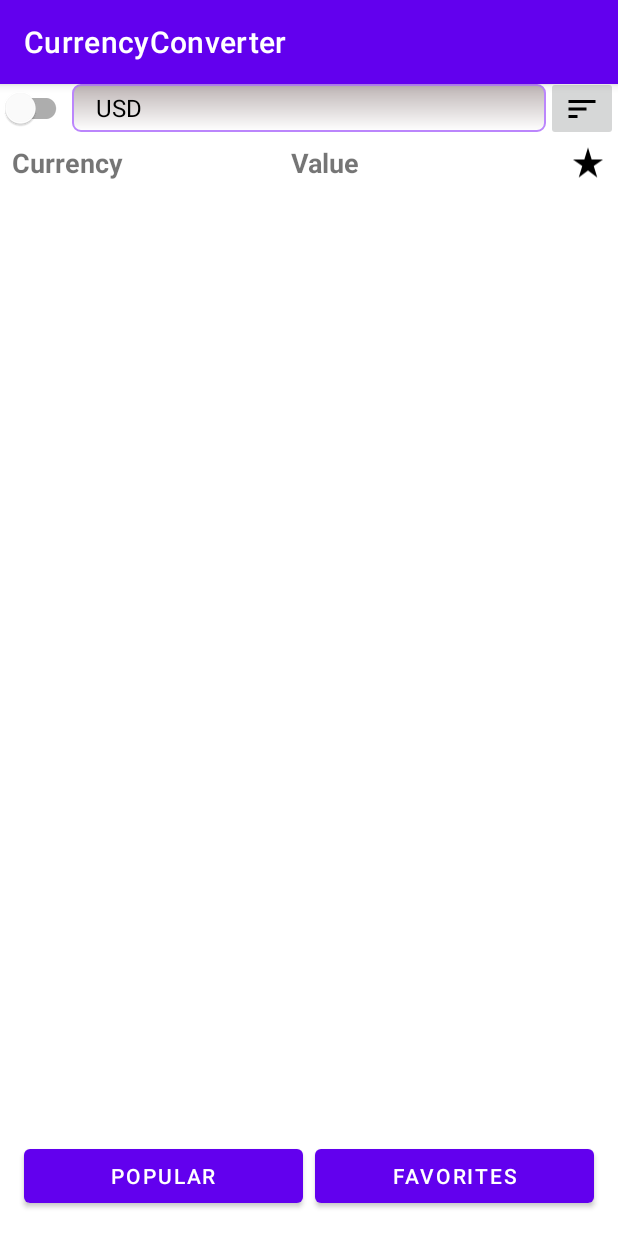
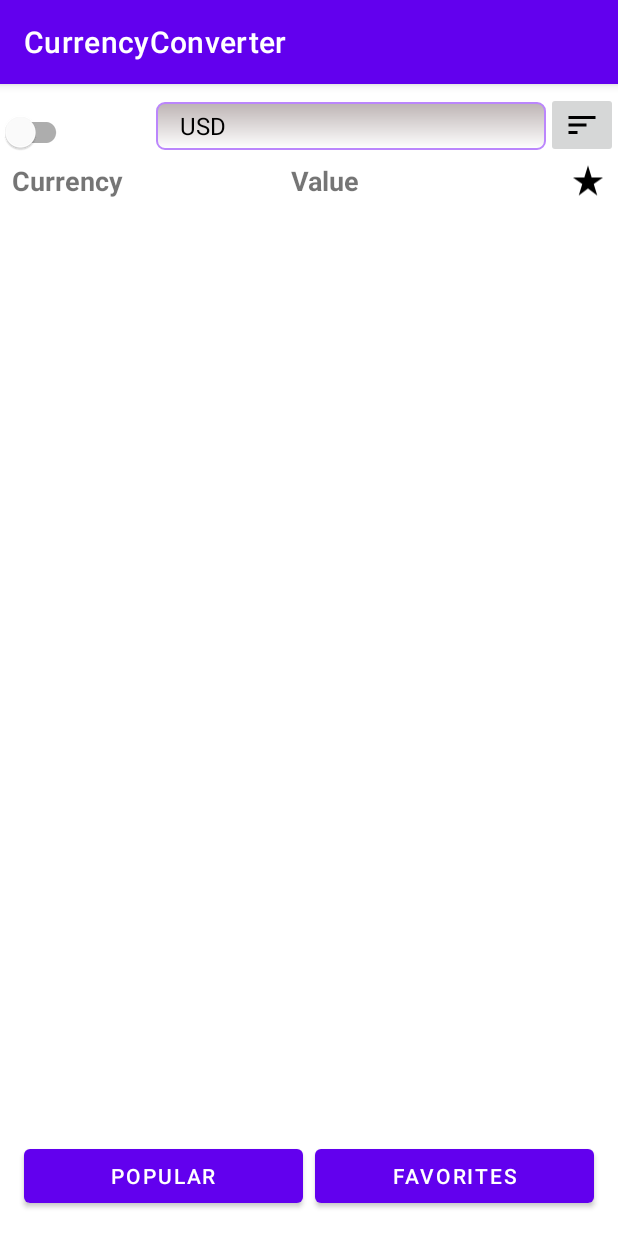
Before and after one commit to arkadygalperin29/CurrencyConverter, an Android app: the fragment FavoriteFragment placed in its activity, on a phone screen of 412 x 824 dp. Run offline under Robolectric (Android 15) with nearby library versions, the phone set to English and light mode, and no system bars; our stand-ins replace Dagger/Hilt's generated code; 1 statement that could not run was skipped.

```diff
--- a/app/src/main/java/space/arkady/currencyconverter/presentation/MainActivity.kt
+++ b/app/src/main/java/space/arkady/currencyconverter/presentation/MainActivity.kt
@@ -2,6 +2,7 @@ package space.arkady.currencyconverter.presentation
 
 import android.os.Bundle
 import androidx.appcompat.app.AppCompatActivity
+import androidx.appcompat.app.AppCompatDelegate
 import dagger.hilt.android.AndroidEntryPoint
 import space.arkady.currencyconverter.R
 import space.arkady.currencyconverter.common.openFragment
@@ -22,12 +23,26 @@ class MainActivity : AppCompatActivity() {
         initView()
     }
 
+    override fun onResumeFragments() {
+        super.onResumeFragments()
+        switchNightMode()
+    }
+
     private fun initView() {
         binding.popularButton.setOnClickListener {
             openPopularFragment()
         }
         binding.favoritesButton.setOnClickListener {
             openFavoritesFragment()
+        }
+    }
+    private fun switchNightMode() {
+        binding.switchMaterial.setOnCheckedChangeListener {_, isChecked ->
+            if (isChecked) {
+                AppCompatDelegate.setDefaultNightMode(AppCompatDelegate.MODE_NIGHT_YES)
+            } else {
+                AppCompatDelegate.setDefaultNightMode(AppCompatDelegate.MODE_NIGHT_NO)
+            }
         }
     }
 
--- a/app/src/main/java/space/arkady/currencyconverter/presentation/fragments/currencyfragment/PopularFragment.kt
+++ b/app/src/main/java/space/arkady/currencyconverter/presentation/fragments/currencyfragment/PopularFragment.kt
@@ -54,15 +54,16 @@ class PopularFragment : Fragment(R.layout.fragment_currency) {
     private val spinnerListener =
         SpinnerListener { query -> popularViewModel.setSearchValue(query) }
 
-    private fun switchNightMode() {
-        binding.switchMaterial.setOnCheckedChangeListener {_, isChecked ->
+/*    private fun switchNightMode() {
+        binding.switchMaterial.setOnCheckedChangeListener { _, isChecked ->
             if (isChecked) {
                 AppCompatDelegate.setDefaultNightMode(AppCompatDelegate.MODE_NIGHT_YES)
             } else {
                 AppCompatDelegate.setDefaultNightMode(AppCompatDelegate.MODE_NIGHT_NO)
             }
         }
-    }
+    }*/
+
 
 
     override fun onCreateView(
@@ -76,8 +77,18 @@ class PopularFragment : Fragment(R.layout.fragment_currency) {
     override fun onViewCreated(view: View, savedInstanceState: Bundle?) {
         super.onViewCreated(view, savedInstanceState)
         initView()
-        switchNightMode()
     }
+
+
+/*   private fun switchNightMode() {
+        binding.switchMaterial.setOnCheckedChangeListener { _, isChecked ->
+            if (isChecked) {
+                AppCompatDelegate.setDefaultNightMode(AppCompatDelegate.MODE_NIGHT_YES)
+            } else {
+                AppCompatDelegate.setDefaultNightMode(AppCompatDelegate.MODE_NIGHT_NO)
+            }
+        }
+    }*/
 
 
     private fun initView() {
--- a/app/src/main/java/space/arkady/currencyconverter/presentation/fragments/favoritefragment/FavoriteFragment.kt
+++ b/app/src/main/java/space/arkady/currencyconverter/presentation/fragments/favoritefragment/FavoriteFragment.kt
@@ -5,7 +5,6 @@ import android.view.LayoutInflater
 import android.view.View
 import android.view.ViewGroup
 import androidx.appcompat.app.AppCompatDelegate
-import androidx.appcompat.app.AppCompatDelegate.*
 import androidx.fragment.app.Fragment
 import androidx.fragment.app.viewModels
 import androidx.lifecycle.lifecycleScope
@@ -15,13 +14,11 @@ import kotlinx.coroutines.flow.onEach
 import space.arkady.currencyconverter.R
 import space.arkady.currencyconverter.common.Constants
 import space.arkady.currencyconverter.databinding.FragmentFavoriteBinding
-import space.arkady.currencyconverter.domain.model.FavoriteCurrency
 import space.arkady.currencyconverter.presentation.fragments.favoritefragment.favoriteadapter.FavoriteAdapter
 import space.arkady.currencyconverter.presentation.listeners.DeleteFavoriteClickListener
 import space.arkady.currencyconverter.presentation.listeners.SortListener
 import space.arkady.currencyconverter.presentation.listeners.SpinnerListener
 import space.arkady.currencyconverter.presentation.sortmenu.SortMenu
-import space.arkady.currencyconverter.presentation.sortmenu.SortingTypes
 import space.arkady.currencyconverter.presentation.spinner.Spinner
 
 
@@ -40,7 +37,11 @@ class FavoriteFragment : Fragment(R.layout.fragment_favorite) {
     }
 
     private val deleteFavoriteCurrency =
-        DeleteFavoriteClickListener { favoriteCurrency -> favoriteViewModel.deleteFavorite(favoriteCurrency) }
+        DeleteFavoriteClickListener { favoriteCurrency ->
+            favoriteViewModel.deleteFavorite(
+                favoriteCurrency
+            )
+        }
 
     private val sortListener =
         SortListener { sortingTypes -> favoriteViewModel.sortCurrency(sortingTypes) }
@@ -59,18 +60,8 @@ class FavoriteFragment : Fragment(R.layout.fragment_favorite) {
     override fun onViewCreated(view: View, savedInstanceState: Bundle?) {
         super.onViewCreated(view, savedInstanceState)
         initView()
-        switchNightMode()
     }
 
-    private fun switchNightMode() {
-        binding.switchMaterial.setOnCheckedChangeListener {_, isChecked ->
-            if (isChecked) {
-                setDefaultNightMode(MODE_NIGHT_YES)
-            } else {
-                setDefaultNightMode(MODE_NIGHT_NO)
-            }
-        }
-    }
 
     private fun initView() {
         binding.sortImageButton.setOnClickListener { view: View ->
--- a/app/src/main/res/layout/activity_main.xml
+++ b/app/src/main/res/layout/activity_main.xml
@@ -13,18 +13,27 @@
         app:layout_constraintBottom_toTopOf="@id/popularButton"
         app:layout_constraintEnd_toEndOf="parent"
         app:layout_constraintStart_toStartOf="parent"
-        app:layout_constraintTop_toTopOf="parent" />
+        app:layout_constraintTop_toTopOf="parent">
+
+        <com.google.android.material.switchmaterial.SwitchMaterial
+            android:id="@+id/switchMaterial"
+            android:layout_width="wrap_content"
+            android:layout_height="wrap_content"
+            android:paddingTop="16dp"
+            app:layout_constraintBottom_toTopOf="@+id/headerCurrencyColumn"
+            app:layout_constraintStart_toStartOf="parent" />
+    </FrameLayout>
 
     <Button
         android:id="@+id/popularButton"
         android:layout_width="0dp"
         android:layout_height="wrap_content"
+        android:layout_marginStart="16dp"
+        android:layout_marginEnd="4dp"
+        android:layout_marginBottom="16dp"
         android:text="@string/popular"
-        android:layout_marginBottom="16dp"
-        android:layout_marginEnd="4dp"
-        android:layout_marginStart="16dp"
+        app:layout_constraintBottom_toBottomOf="parent"
         app:layout_constraintEnd_toStartOf="@id/favoritesButton"
-        app:layout_constraintBottom_toBottomOf="parent"
         app:layout_constraintStart_toStartOf="parent" />
 
     <Button
@@ -32,11 +41,18 @@
         android:layout_width="0dp"
         android:layout_height="wrap_content"
         android:layout_marginStart="4dp"
+        android:layout_marginEnd="16dp"
         android:layout_marginBottom="16dp"
-        android:layout_marginEnd="16dp"
         android:text="@string/favorites"
-        app:layout_constraintStart_toEndOf="@id/popularButton"
         app:layout_constraintBottom_toBottomOf="parent"
-        app:layout_constraintEnd_toEndOf="parent" />
+        app:layout_constraintEnd_toEndOf="parent"
+        app:layout_constraintStart_toEndOf="@id/popularButton" />
+
+    <!--<com.google.android.material.switchmaterial.SwitchMaterial
+        android:id="@+id/switchMaterial"
+        android:layout_width="wrap_content"
+        android:layout_height="wrap_content"
+        android:paddingTop="16dp"
+        app:layout_constraintStart_toStartOf="parent" />-->
 
 </androidx.constraintlayout.widget.ConstraintLayout>
--- a/app/src/main/res/layout/fragment_currency.xml
+++ b/app/src/main/res/layout/fragment_currency.xml
@@ -6,23 +6,16 @@
     android:layout_height="match_parent"
     tools:context=".presentation.fragments.currencyfragment.PopularFragment">
 
-    <com.google.android.material.switchmaterial.SwitchMaterial
-        android:id="@+id/switchMaterial"
-        android:layout_width="wrap_content"
-        android:layout_height="wrap_content"
-        android:paddingTop="16dp"
-        android:checked="false"
-        app:layout_constraintBottom_toTopOf="@+id/headerCurrencyColumn"
-        app:layout_constraintStart_toStartOf="parent" />
-
     <Spinner
         android:id="@+id/spinnerCurrency"
-        android:layout_width="0dp"
+        android:layout_width="260dp"
         android:layout_height="32dp"
+        android:layout_marginTop="12dp"
         android:background="@drawable/frame"
         android:imeOptions="actionSearch"
         android:padding="8dp"
         android:singleLine="true"
+        android:textAlignment="center"
         android:textSize="18sp"
         android:textStyle="bold"
         app:layout_constraintEnd_toStartOf="@+id/sortImageButton"
@@ -34,10 +27,11 @@
         android:id="@+id/sortImageButton"
         android:layout_width="wrap_content"
         android:layout_height="wrap_content"
+        android:layout_marginTop="10dp"
         android:src="@drawable/ic_baseline_sort_24"
         app:layout_constraintBottom_toBottomOf="@id/spinnerCurrency"
         app:layout_constraintEnd_toEndOf="parent"
-        app:layout_constraintTop_toTopOf="@id/spinnerCurrency" />
+        app:layout_constraintTop_toTopOf="parent" />
 
     <TextView
         android:id="@+id/headerCurrencyColumn"
--- a/app/src/main/res/layout/fragment_favorite.xml
+++ b/app/src/main/res/layout/fragment_favorite.xml
@@ -6,22 +6,15 @@
     android:layout_height="match_parent"
     tools:context=".presentation.fragments.favoritefragment.FavoriteFragment">
 
-
-    <com.google.android.material.switchmaterial.SwitchMaterial
-        android:id="@+id/switchMaterial"
-        android:layout_width="wrap_content"
-        android:layout_height="wrap_content"
-        android:paddingTop="16dp"
-        app:layout_constraintBottom_toTopOf="@+id/headerCurrencyColumn"
-        app:layout_constraintStart_toStartOf="parent" />
-
     <Spinner
         android:id="@+id/spinnerCurrency"
-        android:layout_width="0dp"
+        android:layout_width="260dp"
         android:layout_height="32dp"
+        android:layout_marginTop="12dp"
         android:background="@drawable/frame"
         android:imeOptions="actionSearch"
         android:padding="8dp"
+        android:textAlignment="center"
         android:singleLine="true"
         android:textSize="18dp"
         android:textStyle="bold"
@@ -32,12 +25,13 @@
 
     <ImageButton
         android:id="@+id/sortImageButton"
+        android:layout_marginTop="10dp"
         android:layout_width="wrap_content"
         android:layout_height="wrap_content"
         android:src="@drawable/ic_baseline_sort_24"
         app:layout_constraintBottom_toBottomOf="@id/spinnerCurrency"
         app:layout_constraintEnd_toEndOf="parent"
-        app:layout_constraintTop_toTopOf="@id/spinnerCurrency" />
+        app:layout_constraintTop_toTopOf="parent" />
 
     <TextView
         android:id="@+id/headerCurrencyColumn"
```
